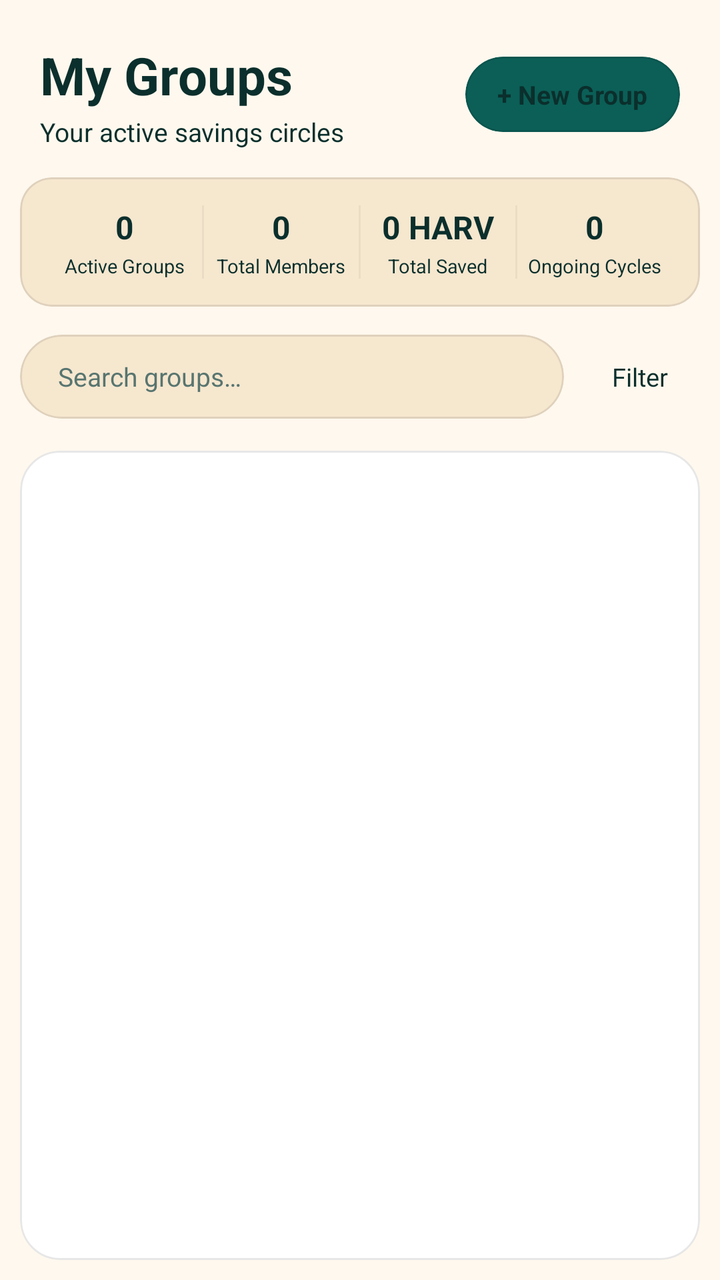
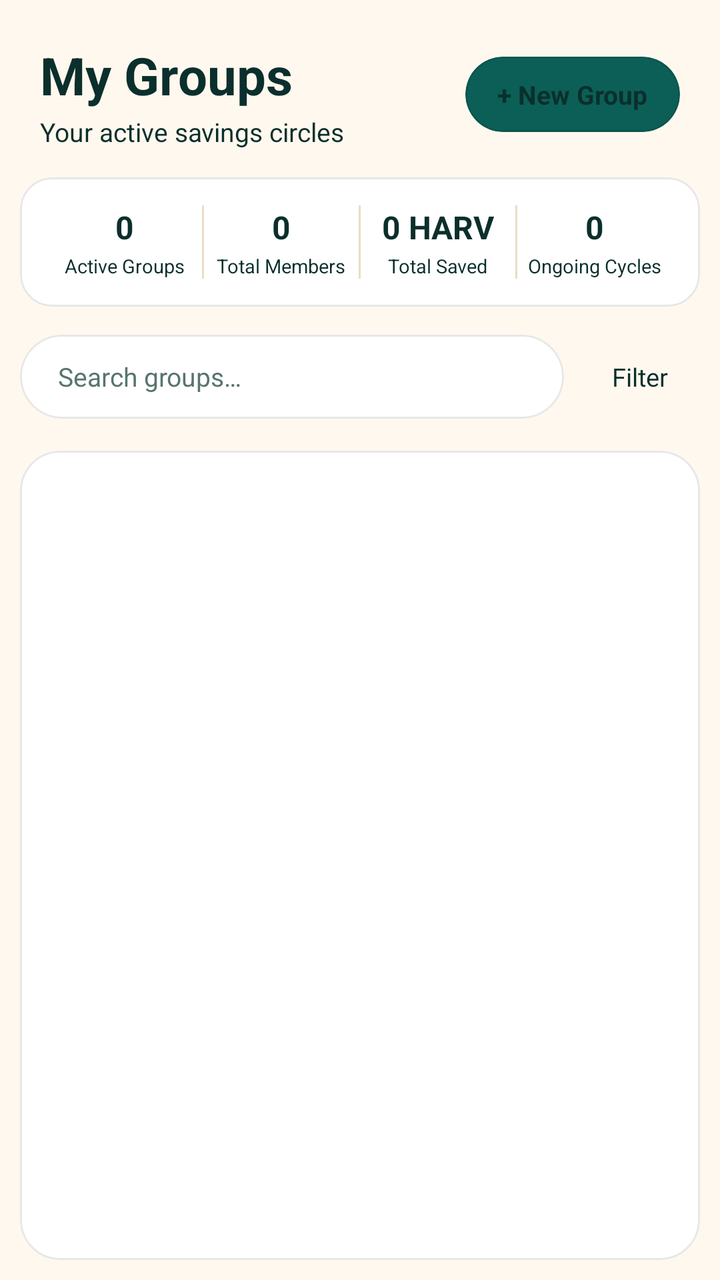

Compare the two renders of this Android layout. The source of the first and the diff that turns it into the second are given below.
<!-- AndroidManifest.xml: application theme AppTheme -->
<!-- res/layout/groups_fragment.xml -->
<LinearLayout
	xmlns:android="http://schemas.android.com/apk/res/android"
	xmlns:app="http://schemas.android.com/apk/res-auto"
	xmlns:tools="http://schemas.android.com/tools"
	android:layout_width="match_parent"
	android:layout_height="match_parent"
	android:orientation="vertical"
	android:background="@android:color/transparent"
	android:id="@+id/_main">
	<androidx.core.widget.NestedScrollView
		android:id="@+id/vscroll4"
		android:layout_width="match_parent"
		android:layout_height="match_parent"
		android:fillViewport="true"
		android:overScrollMode="never">
		<LinearLayout
			android:id="@+id/linear1"
			android:layout_width="match_parent"
			android:layout_height="match_parent"
			android:orientation="vertical">
			<LinearLayout
				android:id="@+id/linear2"
				android:layout_width="match_parent"
				android:layout_height="wrap_content"
				android:layout_marginTop="20dp"
				android:gravity="center_vertical"
				android:orientation="horizontal"
				android:layout_marginStart="20dp"
				android:layout_marginEnd="20dp">
				<LinearLayout
					android:id="@+id/linear3"
					android:layout_width="0dp"
					android:layout_height="wrap_content"
					android:orientation="vertical"
					android:layout_weight="1">
					<TextView
						android:id="@+id/textview1"
						android:layout_width="wrap_content"
						android:layout_height="wrap_content"
						android:text="My Groups"
						android:textSize="26sp"
						android:textStyle="bold" />
					<TextView
						android:id="@+id/textview2"
						android:layout_width="wrap_content"
						android:layout_height="wrap_content"
						android:layout_marginTop="2dp"
						android:text="Your active savings circles"
						android:textSize="13sp" />
				</LinearLayout>
				<com.google.android.material.card.MaterialCardView
					android:id="@+id/cardview1"
					android:layout_width="wrap_content"
					android:layout_height="wrap_content"
					app:cardBackgroundColor="@color/colorAccent"
					app:cardElevation="0dp"
					app:cardCornerRadius="24dp"
					app:strokeWidth="1dp"
					app:strokeColor="@color/whiteFaint10">
					<TextView
						android:id="@+id/textview3"
						android:layout_width="match_parent"
						android:layout_height="wrap_content"
						android:paddingTop="10dp"
						android:paddingBottom="10dp"
						android:text="+ New Group"
						android:textSize="13sp"
						android:textStyle="bold"
						android:paddingStart="16dp"
						android:paddingEnd="16dp" />
				</com.google.android.material.card.MaterialCardView>
			</LinearLayout>
			<com.google.android.material.card.MaterialCardView
				android:id="@+id/cardview47"
				android:layout_width="match_parent"
				android:layout_height="wrap_content"
				android:layout_marginLeft="10dp"
				android:layout_marginTop="14dp"
				android:layout_marginRight="10dp"
				app:cardBackgroundColor="@color/colorSurfaceRaised"
				app:cardCornerRadius="16dp"
				app:cardElevation="0dp"
				app:strokeWidth="1dp"
				app:strokeColor="@color/whiteFaint10">
				<LinearLayout
					android:id="@+id/linear96"
					android:layout_width="match_parent"
					android:layout_height="wrap_content"
					android:padding="14dp"
					android:orientation="horizontal">
					<LinearLayout
						android:id="@+id/linear97"
						android:layout_width="0dp"
						android:layout_height="wrap_content"
						android:gravity="center_horizontal"
						android:orientation="vertical"
						android:layout_weight="1">
						<TextView
							android:id="@+id/tv_stat_active_groups"
							android:layout_width="wrap_content"
							android:layout_height="wrap_content"
							android:text="0"
							android:textSize="16sp"
							android:textStyle="bold" />
						<TextView
							android:id="@+id/textview68"
							android:layout_width="wrap_content"
							android:layout_height="wrap_content"
							android:layout_marginTop="2dp"
							android:text="Active Groups"
							android:textSize="9.5sp" />
					</LinearLayout>
					<View
						android:id="@+id/view98"
						android:layout_width="1dp"
						android:layout_height="match_parent"
						android:background="@color/colorDivider" />
					<LinearLayout
						android:id="@+id/linear99"
						android:layout_width="0dp"
						android:layout_height="wrap_content"
						android:gravity="center_horizontal"
						android:orientation="vertical"
						android:layout_weight="1">
						<TextView
							android:id="@+id/tv_stat_total_members"
							android:layout_width="wrap_content"
							android:layout_height="wrap_content"
							android:text="0"
							android:textSize="16sp"
							android:textStyle="bold" />
						<TextView
							android:id="@+id/textview69"
							android:layout_width="wrap_content"
							android:layout_height="wrap_content"
							android:layout_marginTop="2dp"
							android:text="Total Members"
							android:textSize="9.5sp" />
					</LinearLayout>
					<View
						android:id="@+id/view100"
						android:layout_width="1dp"
						android:layout_height="match_parent"
						android:background="@color/colorDivider" />
					<LinearLayout
						android:id="@+id/linear101"
						android:layout_width="0dp"
						android:layout_height="wrap_content"
						android:gravity="center_horizontal"
						android:orientation="vertical"
						android:layout_weight="1">
						<TextView
							android:id="@+id/tv_stat_total_saved"
							android:layout_width="wrap_content"
							android:layout_height="wrap_content"
							android:text="0 HARV"
							android:textSize="16sp"
							android:textStyle="bold" />
						<TextView
							android:id="@+id/textview70"
							android:layout_width="wrap_content"
							android:layout_height="wrap_content"
							android:layout_marginTop="2dp"
							android:text="Total Saved"
							android:textSize="9.5sp" />
					</LinearLayout>
					<View
						android:id="@+id/view102"
						android:layout_width="1dp"
						android:layout_height="match_parent"
						android:background="@color/colorDivider" />
					<LinearLayout
						android:id="@+id/linear103"
						android:layout_width="0dp"
						android:layout_height="wrap_content"
						android:gravity="center_horizontal"
						android:orientation="vertical"
						android:layout_weight="1">
						<TextView
							android:id="@+id/tv_stat_ongoing_cycles"
							android:layout_width="wrap_content"
							android:layout_height="wrap_content"
							android:text="0"
							android:textSize="16sp"
							android:textStyle="bold" />
						<TextView
							android:id="@+id/textview71"
							android:layout_width="wrap_content"
							android:layout_height="wrap_content"
							android:layout_marginTop="2dp"
							android:text="Ongoing Cycles"
							android:textSize="9.5sp" />
					</LinearLayout>
				</LinearLayout>
			</com.google.android.material.card.MaterialCardView>
			<LinearLayout
				android:id="@+id/linear104"
				android:layout_width="match_parent"
				android:layout_height="wrap_content"
				android:layout_marginLeft="10dp"
				android:layout_marginTop="14dp"
				android:layout_marginRight="10dp"
				android:gravity="center_vertical"
				android:orientation="horizontal">
				<com.google.android.material.card.MaterialCardView
					android:id="@+id/cardview48"
					android:layout_width="0dp"
					android:layout_height="42dp"
					app:cardBackgroundColor="@color/colorSurfaceRaised"
					android:layout_weight="1"
					app:cardCornerRadius="21dp"
					app:cardElevation="0dp"
					app:strokeWidth="1dp"
					app:strokeColor="@color/whiteFaint10">
					<LinearLayout
						android:id="@+id/linear105"
						android:layout_width="match_parent"
						android:layout_height="match_parent"
						android:gravity="center_vertical"
						android:orientation="horizontal"
						android:paddingStart="14dp"
						android:paddingEnd="14dp">
						<EditText
							android:id="@+id/et_search_groups"
							android:layout_width="0dp"
							android:layout_height="match_parent"
							android:padding="5dp"
							android:background="@android:color/transparent"
							android:gravity="center_vertical"
							android:textSize="13sp"
							android:hint="Search groups…"
							android:singleLine="true"
							android:layout_weight="1" />
					</LinearLayout>
				</com.google.android.material.card.MaterialCardView>
				<TextView
					android:id="@+id/btn_filter_groups"
					android:layout_width="wrap_content"
					android:layout_height="42dp"
					android:gravity="center_horizontal|center_vertical"
					android:text="Filter"
					android:textSize="12.5sp"
					android:layout_marginStart="8dp"
					android:paddingStart="16dp"
					android:paddingEnd="16dp"
					android:backgroundTint="@color/colorSurfaceRaised" />
			</LinearLayout>
			<com.google.android.material.card.MaterialCardView
				android:id="@+id/cardview10"
				android:layout_width="match_parent"
				android:layout_height="0dp"
				android:layout_marginLeft="10dp"
				android:layout_marginTop="16dp"
				android:layout_marginRight="10dp"
				android:layout_marginBottom="10dp"
				app:cardBackgroundColor="@color/colorSurface"
				android:layout_weight="1"
				app:cardCornerRadius="20dp"
				app:cardElevation="0dp"
				app:strokeWidth="1dp"
				app:strokeColor="@color/whiteFaint10">
				<ListView
					android:id="@+id/listview1"
					android:layout_width="match_parent"
					android:layout_height="match_parent"
					android:paddingTop="8dp"
					android:paddingBottom="8dp"
					android:background="@android:color/transparent"
					android:choiceMode="none"
					android:divider="@null"
					android:clipToPadding="false"
					android:nestedScrollingEnabled="true" />
			</com.google.android.material.card.MaterialCardView>
		</LinearLayout>
	</androidx.core.widget.NestedScrollView>
</LinearLayout>
<!-- resources referenced by this layout -->
<resources>
  <color name="colorAccent">#0B5F57</color>
  <color name="colorDivider">#EBDCC5</color>
  <color name="colorSurface">#FFFFFF</color>
  <color name="colorSurfaceRaised">#F6E7CF</color>
  <color name="whiteFaint10">#18000000</color>
  <style name="HarvanaPopupMenu" parent="Widget.MaterialComponents.PopupMenu">
          <item name="android:popupBackground">@drawable/bg_popup_menu</item>
          <item name="android:popupElevation">10dp</item>
      </style>
  <style name="HarvanaSpinner" parent="Widget.AppCompat.Spinner">
          <item name="android:popupBackground">@color/colorSurface</item>
          <item name="android:dropDownSelector">@color/colorAccentRipple</item>
      </style>
  <style name="HarvanaButton" parent="Widget.MaterialComponents.Button">
          <item name="cornerRadius">12dp</item>
          <item name="android:minHeight">48dp</item>
          <item name="android:insetTop">0dp</item>
          <item name="android:insetBottom">0dp</item>
          <item name="android:paddingStart">16dp</item>
          <item name="android:paddingEnd">16dp</item>
          <item name="android:textAllCaps">false</item>
          <item name="android:textStyle">bold</item>
          <item name="android:textSize">15sp</item>
          <item name="android:letterSpacing">0.02</item>
          <item name="backgroundTint">@color/colorAccent</item>
          <item name="android:textColor">@color/colorTextOnAccent</item>
      </style>
  <!-- drawable ic_nav_back (drawable) -->
  <?xml version="1.0" encoding="utf-8"?>
  <vector xmlns:android="http://schemas.android.com/apk/res/android"
      android:width="24dp" android:height="24dp" android:viewportWidth="24" android:viewportHeight="24"
      android:autoMirrored="true"
      android:tint="?attr/colorControlNormal">
      <path android:fillColor="#FFFFFFFF" android:pathData="M20,11H7.83l5.59,-5.59L12,4l-8,8 8,8 1.41,-1.41L7.83,13H20v-2z" />
  </vector>
  <style name="HarvanaTextView" parent="android:Widget.TextView">
          <item name="android:textColor">@color/colorTextPrimary</item>
      </style>
  <color name="colorBackground">#FFF8EE</color>
  <color name="colorTextPrimary">#0B2F2C</color>
  <color name="colorTextOnAccent">#FFFFFF</color>
  <color name="colorAccentDark">#084A44</color>
  <color name="colorError">#C8443F</color>
  <color name="colorTextPrimaryWhite">#FFFFFF</color>
  <color name="colorControlNormal">#587570</color>
  <color name="colorAccentRipple">#1A0B5F57</color>
  <color name="colorAccentStroke">#330B5F57</color>
  <color name="colorAccentStrong">#053D3A</color>
  <color name="colorTextSecondary">#3F5F5A</color>
  <color name="colorTextTertiary">#587570</color>
  <!-- drawable bg_popup_menu (drawable) -->
  <?xml version="1.0" encoding="utf-8"?>
  <shape xmlns:android="http://schemas.android.com/apk/res/android" android:shape="rectangle">
      <solid android:color="@color/colorPopupSurface" />
      <stroke android:width="1dp" android:color="@color/colorCardStroke" />
      <corners android:radius="14dp" />
  </shape>
  <style name="HarvanaDialogButton" parent="Widget.MaterialComponents.Button.TextButton.Dialog">
          <item name="android:textColor">@color/colorAccent</item>
          <item name="android:minHeight">48dp</item>
      </style>
  <style name="HarvanaBottomSheetStyle" parent="Widget.MaterialComponents.BottomSheet.Modal">
          <item name="backgroundTint">?attr/colorSurface</item>
          <item name="shapeAppearanceOverlay">@style/HarvanaBottomSheetShape</item>
      </style>
  <color name="colorPopupSurface">#F6E9D2</color>
  <color name="colorCardStroke">#EBDCC5</color>
  <style name="HarvanaBottomSheetShape" parent="">
          <item name="cornerFamily">rounded</item>
          <item name="cornerSizeTopLeft">20dp</item>
          <item name="cornerSizeTopRight">20dp</item>
          <item name="cornerSizeBottomLeft">0dp</item>
          <item name="cornerSizeBottomRight">0dp</item>
      </style>
  <!-- unchanged entries left out for length: 4 -->
</resources>

<!-- the commit's change to res/layout/groups_fragment.xml (unified diff, before → after) -->
@@ -77,7 +77,7 @@
 				android:layout_marginLeft="10dp"
 				android:layout_marginTop="14dp"
 				android:layout_marginRight="10dp"
-				app:cardBackgroundColor="@color/colorSurfaceRaised"
+				app:cardBackgroundColor="@color/colorSurface"
 				app:cardCornerRadius="16dp"
 				app:cardElevation="0dp"
 				app:strokeWidth="1dp"
@@ -206,7 +206,7 @@
 					android:id="@+id/cardview48"
 					android:layout_width="0dp"
 					android:layout_height="42dp"
-					app:cardBackgroundColor="@color/colorSurfaceRaised"
+					app:cardBackgroundColor="@color/colorSurface"
 					android:layout_weight="1"
 					app:cardCornerRadius="21dp"
 					app:cardElevation="0dp"
<!-- resource entries referenced after the edit -->
@@ -1,9 +1,9 @@
 <!-- resources referenced by this layout -->
 <resources>
   <color name="colorAccent">#0B5F57</color>
-  <color name="colorDivider">#EBDCC5</color>
+  <color name="colorDivider">@color/colorCardStroke</color>
   <color name="colorSurface">#FFFFFF</color>
-  <color name="colorSurfaceRaised">#F6E7CF</color>
+  <color name="colorSurfaceRaised">@color/colorSurfaceAlt</color>
   <color name="whiteFaint10">#18000000</color>
   <style name="HarvanaPopupMenu" parent="Widget.MaterialComponents.PopupMenu">
           <item name="android:popupBackground">@drawable/bg_popup_menu</item>
@@ -65,8 +65,9 @@
           <item name="backgroundTint">?attr/colorSurface</item>
           <item name="shapeAppearanceOverlay">@style/HarvanaBottomSheetShape</item>
       </style>
-  <color name="colorPopupSurface">#F6E9D2</color>
+  <color name="colorPopupSurface">@color/colorSurface</color>
   <color name="colorCardStroke">#EBDCC5</color>
+  <color name="colorSurfaceAlt">#FFF0DB</color>
   <style name="HarvanaBottomSheetShape" parent="">
           <item name="cornerFamily">rounded</item>
           <item name="cornerSizeTopLeft">20dp</item>
